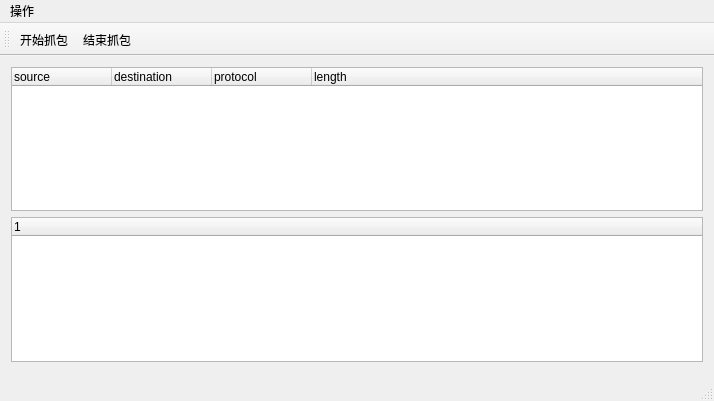
Above: mainwindow.ui from you-n-g/qt_pcap before the change. Below: the same form after it.
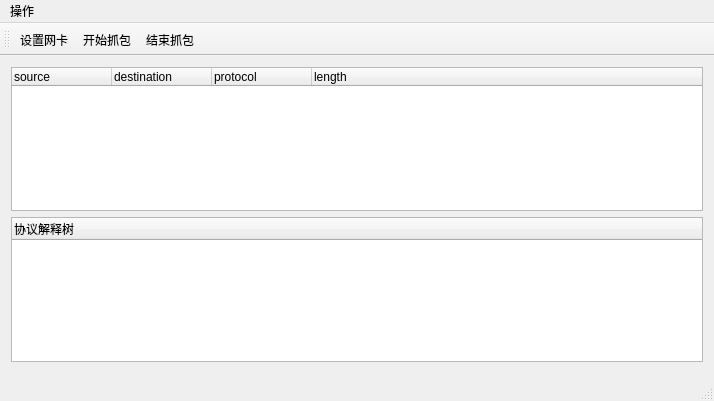
That is the form after the change. Custom widgets are drawn as their Qt base class.

Commit message: 添加更多头的显示， 添加网卡的选择

```diff
--- a/mainwindow.ui
+++ b/mainwindow.ui
@@ -49,7 +49,7 @@
      <widget class="QTreeWidget" name="singlePackageTreeWidget">
       <column>
        <property name="text">
-        <string notr="true">1</string>
+        <string>协议解释树</string>
        </property>
       </column>
      </widget>
@@ -84,6 +84,7 @@
    <attribute name="toolBarBreak">
     <bool>false</bool>
    </attribute>
+   <addaction name="actionSetDevice"/>
    <addaction name="actionBeginPcap"/>
    <addaction name="actionStopPcap"/>
   </widget>
@@ -98,6 +99,11 @@
     <string>结束抓包</string>
    </property>
   </action>
+  <action name="actionSetDevice">
+   <property name="text">
+    <string>设置网卡</string>
+   </property>
+  </action>
  </widget>
  <layoutdefault spacing="6" margin="11"/>
  <customwidgets>
```
Left out of the diff: 1 changed line with no effect on the pictures. The commit also changes 12 other files.
